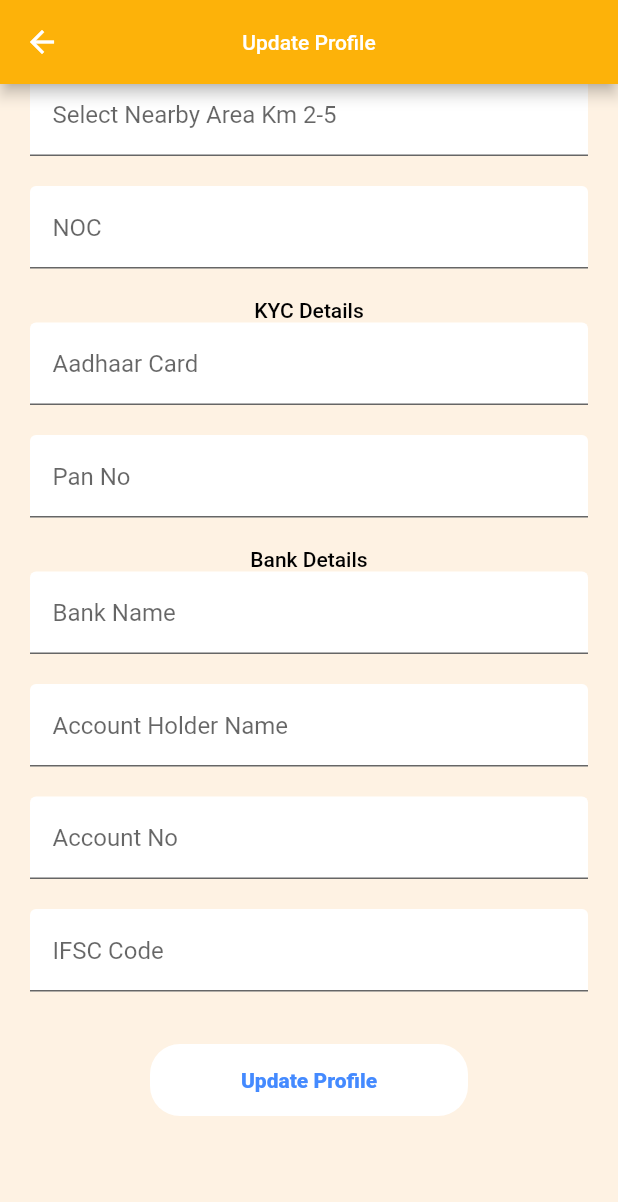
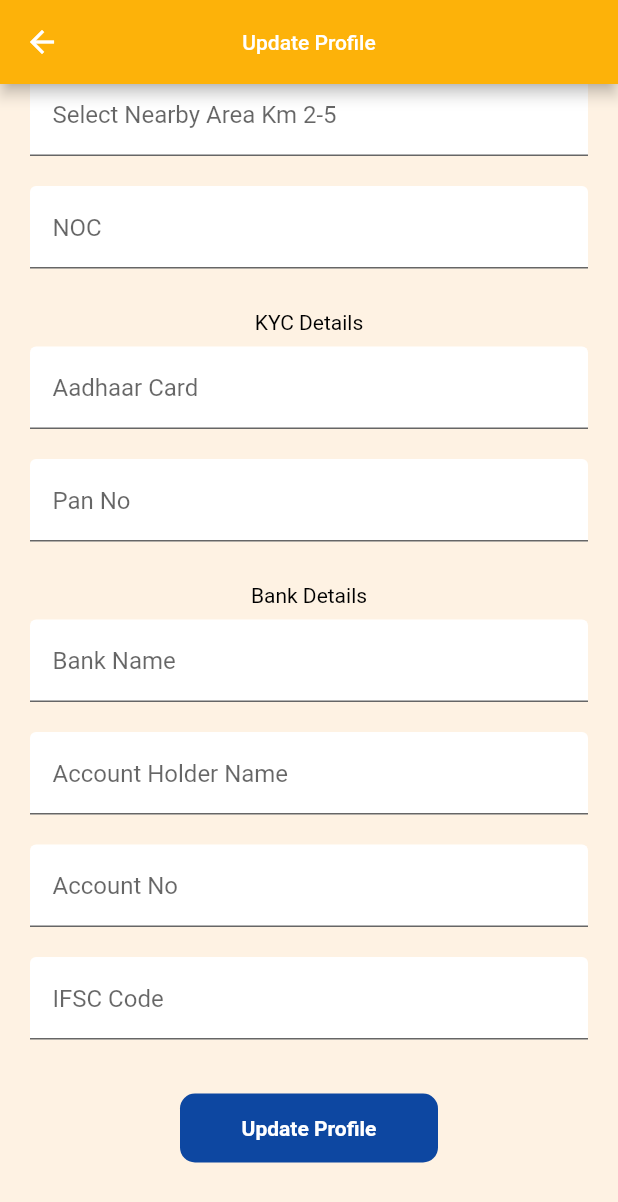
Before and after one commit to aimbeat2018/JeeConnectTutor, a Flutter app: the UpdateProfileScreen screen opened directly, scrolled down 442 dp, on a phone screen of 412 x 824 dp. Shown: the top 1202 px of the screen. Run offline on Flutter 3.47's test engine with Material 2 defaults, Android fonts, the phone set to English and light mode, and no system bars; our stand-ins replace carousel_slider, flutter_otp_text_field, percent_indicator, responsive_framework, sidebarx; missing offline and left inert: moony_nav_bar.

Commit message:
nutan ui

```diff
--- a/lib/constant/globalFunction.dart
+++ b/lib/constant/globalFunction.dart
@@ -106,19 +106,19 @@ class GlobalFunctions {/*
       contentPadding: const EdgeInsets.symmetric(vertical: 18, horizontal: 15),
     );
   }
-/*
-  static InputDecoration getInputDecorationColor(String hintext) {
+
+  static InputDecoration getInputDecorationWhiteBGBlackBroderColor(String hintext) {
     return InputDecoration(
       enabledBorder: const OutlineInputBorder(
         borderRadius: BorderRadius.all(Radius.circular(12.0)),
-        borderSide: BorderSide(color: kPrimaryColor1, width: 2),
+        borderSide: BorderSide(color: Colors.black45, width: 2),
       ),
       focusedBorder: const OutlineInputBorder(
         borderRadius: BorderRadius.all(Radius.circular(12.0)),
-        borderSide: BorderSide(color: kPrimaryColor1, width: 2),
+        borderSide: BorderSide(color: Colors.black45, width: 2),
       ),
       border: const OutlineInputBorder(
-        borderSide: BorderSide(color: kPrimaryColor1),
+        borderSide: BorderSide(color: Colors.black45),
         borderRadius: BorderRadius.all(
           Radius.circular(12.0),
         ),
@@ -136,12 +136,14 @@ class GlobalFunctions {/*
       //   iconData,
       //   color: Colors.white,
       // ),
-      hintStyle: const TextStyle(color: Colors.white, fontSize: 14),
+      hintStyle: const TextStyle(color: Colors.black, fontSize: 14),
       hintText: hintext,
-      fillColor: kPrimaryColor1,
-      contentPadding: const EdgeInsets.symmetric(vertical: 18, horizontal: 15),
+      fillColor: Colors.white,
+      isDense: true,
+      contentPadding: const EdgeInsets.symmetric(vertical: 8, horizontal: 20),
     );
   }
+/*
 
   static String getCurrentDate() {
     var now = DateTime.now();
--- a/lib/constant/textConstant.dart
+++ b/lib/constant/textConstant.dart
@@ -16,6 +16,7 @@ class TextConstant {
   static String noc = "NOC";
   static String aadhaarCard = "Aadhaar Card";
   static String panNO = "Pan No";
+  static String enterChargePerHour = "Enter charges per hour";
   static String bankName = "Bank Name";
   static String accountHolderName = "Account Holder Name";
   static String accountNo = "Account No";
--- a/lib/screens/userAuth/updateProfileScreen.dart
+++ b/lib/screens/userAuth/updateProfileScreen.dart
@@ -70,8 +70,8 @@ class UpdateProfileScreenState extends State<UpdateProfileScreen>
             padding: const EdgeInsets.symmetric(vertical: 30.0),
             child: Center(
               child: Column(
-                mainAxisAlignment: MainAxisAlignment.center,
-                crossAxisAlignment: CrossAxisAlignment.center,
+                mainAxisAlignment: MainAxisAlignment.start,
+                crossAxisAlignment: CrossAxisAlignment.start,
                 children: [
                   Padding(
                     padding: const EdgeInsets.symmetric(
@@ -438,13 +438,16 @@ class UpdateProfileScreenState extends State<UpdateProfileScreen>
                                   SizedBox(
                                     height: 20,
                                   ),
-                                  Text(
+                                  Padding(
+                                    padding: const EdgeInsets.all(8.0),
+                                    child: Text(
                                       'KYC Details',
                                       textAlign: TextAlign.left,
                                       style: const TextStyle(
                                           color: Colors.black,
                                           fontSize: 14,
-                                        fontWeight: FontWeight.w500),
+                                          fontWeight: FontWeight.normal),
+                                    ),
                                   ),
                                   TextFormField(
                                     focusNode: _focusNodes[4],
@@ -490,13 +493,16 @@ class UpdateProfileScreenState extends State<UpdateProfileScreen>
                                   SizedBox(
                                     height: 20,
                                   ),
-                                  Text(
+                                  Padding(
+                                    padding: const EdgeInsets.all(8.0),
+                                    child: Text(
                                       'Bank Details',
                                       textAlign: TextAlign.left,
                                       style: const TextStyle(
                                           color: Colors.black,
                                           fontSize: 14,
-                                        fontWeight: FontWeight.w500),
+                                          fontWeight: FontWeight.normal),
+                                    ),
                                   ),
                                   TextFormField(
                                     controller: _bankNameController,
@@ -582,19 +588,19 @@ class UpdateProfileScreenState extends State<UpdateProfileScreen>
                                         child: CircularProgressIndicator())
                                         : Padding(
                                       padding: const EdgeInsets.only(
-                                          left: 80.0,
+                                          left: 100.0,
                                           top: 35.0,
-                                          right: 80.0,
+                                          right: 100.0,
                                           bottom: 15.0),
                                       child: MaterialButton(
                                         elevation: 0,
-                                        color: Colors.white,
+                                        color: Colors.blue.shade900,
                                         onPressed: _submit,
                                         padding: const EdgeInsets.symmetric(
-                                            horizontal: 20, vertical: 16),
+                                            horizontal: 5, vertical: 15),
                                         shape: RoundedRectangleBorder(
                                           borderRadius:
-                                          BorderRadiusDirectional.circular(20),
+                                          BorderRadiusDirectional.circular(10),
                                           // side: const BorderSide(color: kRedColor),
                                         ),
                                         child: Row(
@@ -605,8 +611,8 @@ class UpdateProfileScreenState extends State<UpdateProfileScreen>
                                               'Update Profile',
                                               style: TextStyle(
                                                 fontSize: 14,
-                                                color: Colors.blueAccent,
-                                                fontWeight: FontWeight.w900,
+                                                color: Colors.white,
+                                                fontWeight: FontWeight.bold,
                                               ),
                                             ),
                                           ],
```
Also changed, not shown: lib/screens/courses/categoriesListingScreen.dart (added, +166 -0 lines), lib/screens/courses/subjectListingScreen.dart (added, +127 -0 lines), lib/screens/home/homeScreen.dart (+41 -48 lines), 26 other files. Lines whose indentation alone changed are shown as unchanged.
